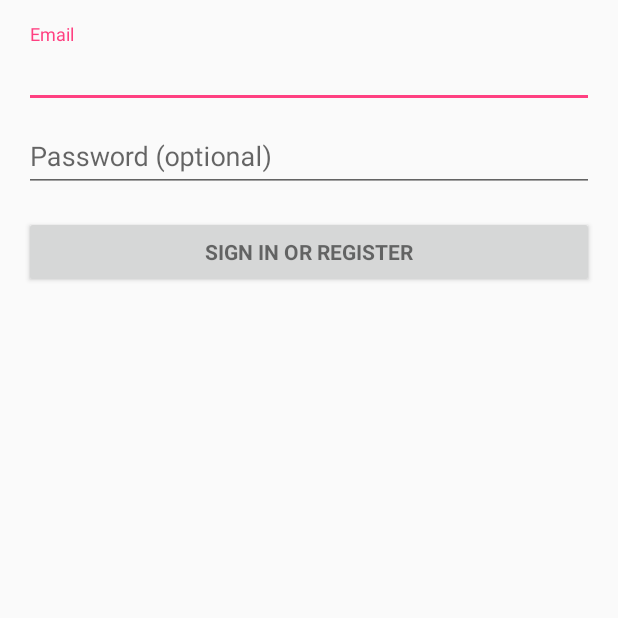
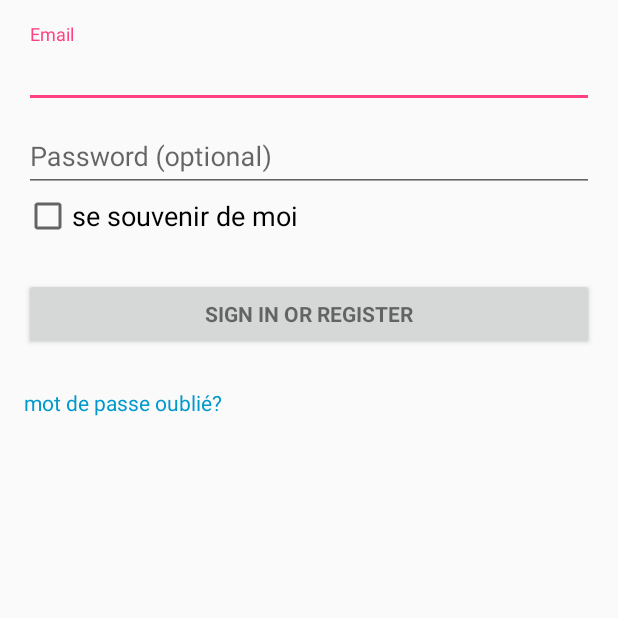
Before and after one commit to dlalancette/PortailUQAC, an Android app: the LoginActivity screen opened directly, with no data from a screen before it, on a phone screen of 412 x 824 dp, the top half of it. Run offline under Robolectric (Android 15) with nearby library versions, the phone set to English and light mode, and no system bars; 2 statements that could not run were skipped.

Commit message:
ajout login

```diff
--- a/Mobile/UQACApp/app/src/main/res/layout/activity_login.xml
+++ b/Mobile/UQACApp/app/src/main/res/layout/activity_login.xml
@@ -11,6 +11,7 @@
     tools:context="com.gestionprojet.uqacapp.LoginActivity">
 
     <!-- Login progress -->
+
     <ProgressBar
         android:id="@+id/login_progress"
         style="?android:attr/progressBarStyleLarge"
@@ -28,7 +29,8 @@
             android:id="@+id/email_login_form"
             android:layout_width="match_parent"
             android:layout_height="wrap_content"
-            android:orientation="vertical">
+            android:orientation="vertical"
+            android:weightSum="1">
 
             <android.support.design.widget.TextInputLayout
                 android:layout_width="match_parent"
@@ -52,7 +54,7 @@
                 <EditText
                     android:id="@+id/password"
                     android:layout_width="match_parent"
-                    android:layout_height="wrap_content"
+                    android:layout_height="match_parent"
                     android:hint="@string/prompt_password"
                     android:imeActionId="@+id/login"
                     android:imeActionLabel="@string/action_sign_in_short"
@@ -63,15 +65,34 @@
 
             </android.support.design.widget.TextInputLayout>
 
+            <CheckBox
+                android:text="se souvenir de moi"
+                android:layout_width="match_parent"
+                android:layout_height="wrap_content"
+                android:id="@+id/checkBox_souvenir"
+                android:checked="false"
+                android:textSize="18sp"
+                android:layout_weight="0.16" />
+
             <Button
                 android:id="@+id/email_sign_in_button"
                 style="?android:textAppearanceSmall"
                 android:layout_width="match_parent"
                 android:layout_height="wrap_content"
-                android:layout_marginTop="16dp"
+                android:layout_marginTop="25dp"
                 android:text="@string/action_sign_in"
-                android:textStyle="bold" />
+                android:textStyle="bold"
+                android:layout_weight="0.40" />
+
+            <TextView
+                android:text="mot de passe oublié?"
+                android:layout_width="match_parent"
+                android:layout_height="wrap_content"
+                android:id="@+id/textView5"
+                android:layout_marginTop="25dp"
+                android:textColor="@android:color/holo_blue_dark" />
 
         </LinearLayout>
     </ScrollView>
+
 </LinearLayout>
```
